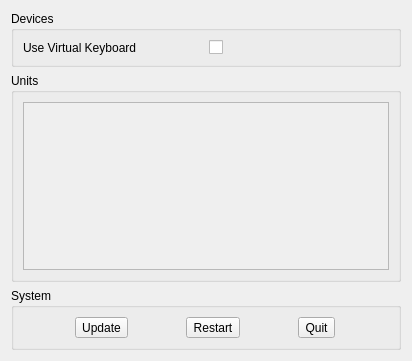
Qt form ui/settings/Main.ui (OpenFairWind/FairWindSK) before a commit.
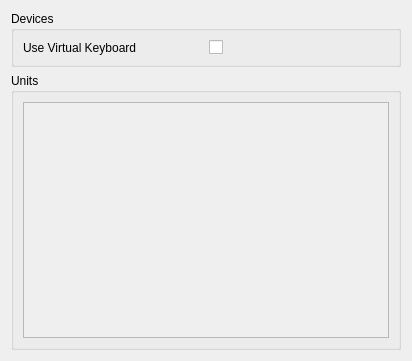
The same form after that commit.

Commit message: Removed System serction

```diff
--- a/ui/settings/Main.ui
+++ b/ui/settings/Main.ui
@@ -73,42 +73,6 @@
      </layout>
     </widget>
    </item>
-   <item row="2" column="0">
-    <widget class="QGroupBox" name="groupBox_System">
-     <property name="sizePolicy">
-      <sizepolicy hsizetype="Preferred" vsizetype="Preferred">
-       <horstretch>0</horstretch>
-       <verstretch>0</verstretch>
-      </sizepolicy>
-     </property>
-     <property name="title">
-      <string>System</string>
-     </property>
-     <layout class="QGridLayout" name="gridLayout_System">
-      <item row="0" column="0">
-       <widget class="QToolButton" name="toolButton_Update">
-        <property name="text">
-         <string>Update</string>
-        </property>
-       </widget>
-      </item>
-      <item row="0" column="1">
-       <widget class="QToolButton" name="toolButton_Restart">
-        <property name="text">
-         <string>Restart</string>
-        </property>
-       </widget>
-      </item>
-      <item row="0" column="2">
-       <widget class="QToolButton" name="toolButton_Quit">
-        <property name="text">
-         <string>Quit</string>
-        </property>
-       </widget>
-      </item>
-     </layout>
-    </widget>
-   </item>
   </layout>
  </widget>
  <resources/>
```
The commit also changes 2 other files.
